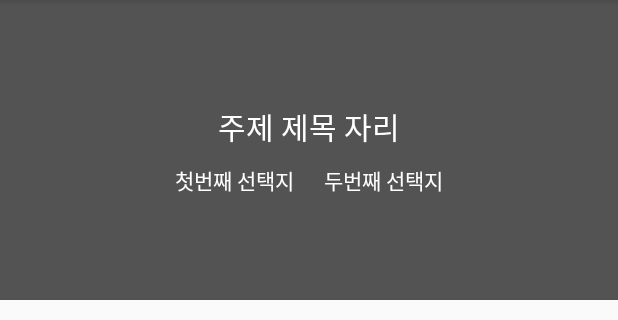
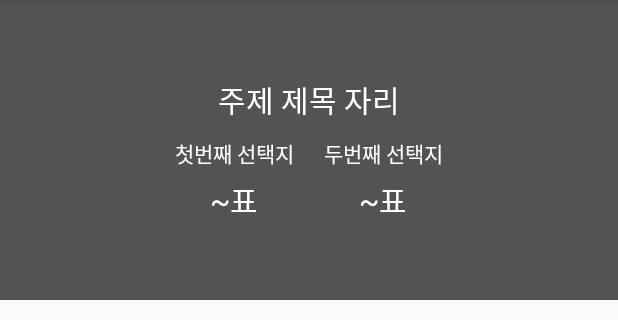
Before and after one commit to cho881020/APIPractice_20200613, an Android app: the ViewTopicDetailActivity screen opened directly, with no data from a screen before it, on a phone screen of 412 x 824 dp, the part 84-404 px from its top. Run offline under Robolectric (Android 15) with nearby library versions, the phone set to English and light mode, and no system bars; pictures from the network do not load.

Commit message:
각 진영별 투표 현황 표시 자리 추가

```diff
--- a/app/src/main/res/layout/activity_view_topic_detail.xml
+++ b/app/src/main/res/layout/activity_view_topic_detail.xml
@@ -43,6 +43,12 @@
                 android:layout_height="wrap_content"
                 android:orientation="horizontal">
 
+                <LinearLayout
+                    android:layout_width="wrap_content"
+                    android:layout_height="wrap_content"
+                    android:orientation="vertical"
+                    android:gravity="center">
+
                     <TextView
                         android:id="@+id/firstSideTxt"
                         android:layout_width="wrap_content"
@@ -51,12 +57,42 @@
                         android:textColor="@color/white"/>
 
                     <TextView
+                        android:id="@+id/firstSideVoteCountTxt"
+                        android:layout_marginTop="5dp"
+                        android:layout_width="wrap_content"
+                        android:layout_height="wrap_content"
+                        android:text="~표"
+                        android:textSize="20sp"
+                        android:textColor="@color/white" />
+
+                </LinearLayout>
+
+                <LinearLayout
+                    android:layout_width="wrap_content"
+                    android:layout_height="wrap_content"
+                    android:orientation="vertical"
+                    android:layout_marginLeft="20dp"
+                    android:gravity="center">
+
+                    <TextView
                         android:id="@+id/secondSideTxt"
                         android:layout_width="wrap_content"
                         android:layout_height="wrap_content"
                         android:text="두번째 선택지"
-                    android:layout_marginLeft="20dp"
                         android:textColor="@color/white"/>
+
+                    <TextView
+                        android:id="@+id/secondSideVoteCountTxt"
+                        android:layout_marginTop="5dp"
+                        android:layout_width="wrap_content"
+                        android:layout_height="wrap_content"
+                        android:text="~표"
+                        android:textSize="20sp"
+                        android:textColor="@color/white" />
+
+                </LinearLayout>
+
+
 
             </LinearLayout>
 
```
Lines whose indentation alone changed are shown as unchanged.
